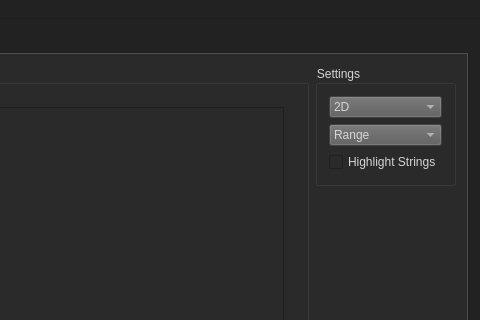
This is Relooker/mainwindow.ui in Mixbo-zz/relooker as Qt 5 draws it before an edit; both pictures show x 520 to 1000 and y 0 to 320 of the 1000 by 625 pixel window. The edited form follows.
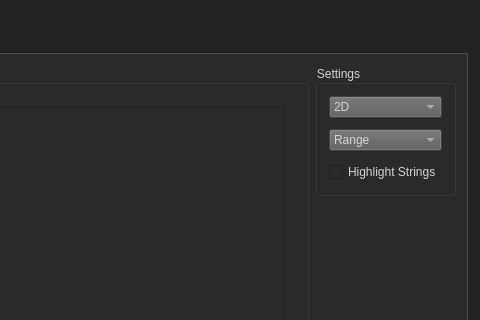
This is the edited form. Custom widgets are drawn as their Qt base class.

The edit to the form file:
```diff
--- a/Relooker/mainwindow.ui
+++ b/Relooker/mainwindow.ui
@@ -1021,6 +1021,19 @@
                  </item>
                 </widget>
                </item>
+               <item>
+                <spacer name="verticalSpacer_2">
+                 <property name="orientation">
+                  <enum>Qt::Vertical</enum>
+                 </property>
+                 <property name="sizeHint" stdset="0">
+                  <size>
+                   <width>20</width>
+                   <height>5</height>
+                  </size>
+                 </property>
+                </spacer>
+               </item>
                <item>
                 <widget class="QComboBox" name="comboBox_algo">
                  <item>
@@ -1045,6 +1058,19 @@
                  </item>
                 </widget>
                </item>
+               <item>
+                <spacer name="verticalSpacer_3">
+                 <property name="orientation">
+                  <enum>Qt::Vertical</enum>
+                 </property>
+                 <property name="sizeHint" stdset="0">
+                  <size>
+                   <width>20</width>
+                   <height>5</height>
+                  </size>
+                 </property>
+                </spacer>
+               </item>
                <item>
                 <widget class="QCheckBox" name="checkBox_strings">
                  <property name="palette">
```
